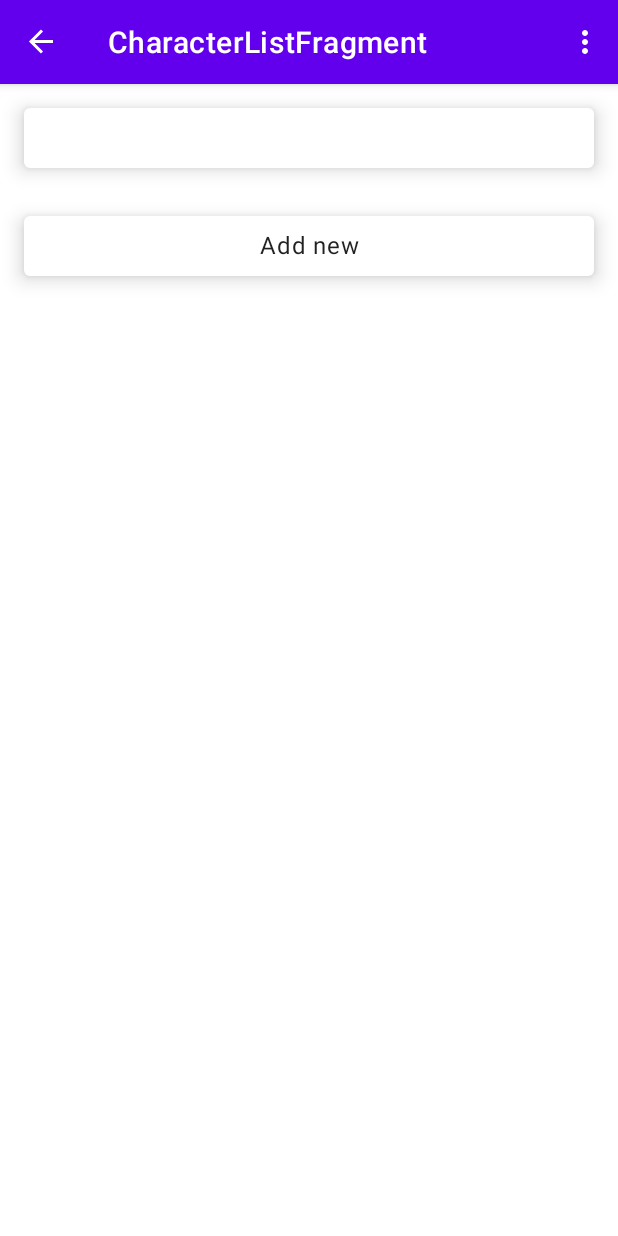
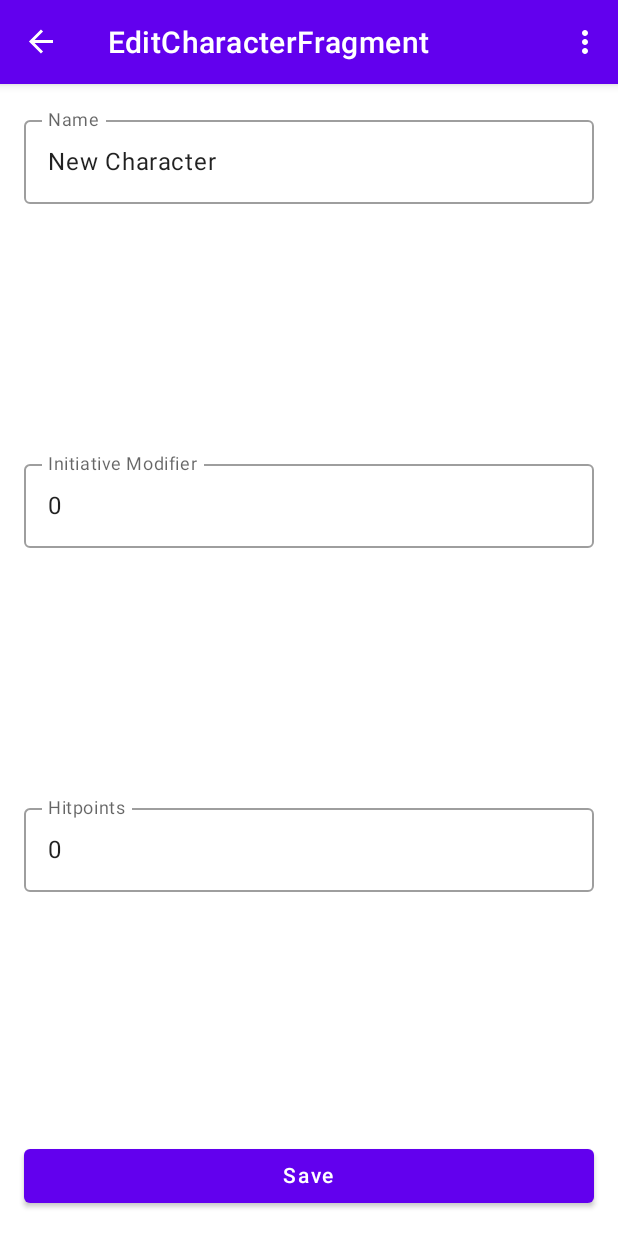
Before and after one commit to findusl/initiative-tracker, an Android app built with Jetpack Compose: the CharacterListFragment screen opened through its navigation route, after a tap on "Add new", on a phone screen of 412 x 824 dp. Run offline under Robolectric (Android 15) with nearby library versions, the light colour scheme and no system bars; our stand-ins replace Dagger/Hilt's generated code, navigation-ui; libraries missing offline, so code that uses them is left out: io.github.aakira.napier; 3 statements that could not run were skipped.

Commit message:
Hopefully implemented edit character screen. Not yet tested.

```diff
--- a/app/src/main/java/de/lehrbaum/initiativetracker/logic/CharacterModel.kt
+++ b/app/src/main/java/de/lehrbaum/initiativetracker/logic/CharacterModel.kt
@@ -6,5 +6,6 @@ import kotlinx.serialization.Serializable
 data class CharacterModel(
 	val id: Long,
 	val name: String,
-	val initiativeBonus: Short,
+	val initiativeMod: Int,
+	val hitPoints: Int
 )
--- a/app/src/main/java/de/lehrbaum/initiativetracker/view/combat/characters/CharacterListFragment.kt
+++ b/app/src/main/java/de/lehrbaum/initiativetracker/view/combat/characters/CharacterListFragment.kt
@@ -9,10 +9,12 @@ import androidx.compose.ui.platform.ComposeView
 import androidx.compose.ui.platform.ViewCompositionStrategy
 import androidx.fragment.app.Fragment
 import androidx.fragment.app.viewModels
+import androidx.navigation.fragment.findNavController
 import dagger.hilt.android.AndroidEntryPoint
+import de.lehrbaum.initiativetracker.logic.CharacterModel
 
 @AndroidEntryPoint
-class CharacterListFragment : Fragment() {
+class CharacterListFragment : Fragment(), CharacterListViewModelImpl.Delegate {
 
 	private val characterListViewModel by viewModels<CharacterListViewModelImpl>()
 
@@ -20,13 +22,19 @@ class CharacterListFragment : Fragment() {
 		inflater: LayoutInflater, container: ViewGroup?,
 		savedInstanceState: Bundle?
 	): View {
+		characterListViewModel.setDelegate(this, viewLifecycleOwner)
 		return ComposeView(requireContext()).apply {
 			setViewCompositionStrategy(ViewCompositionStrategy.DisposeOnViewTreeLifecycleDestroyed)
 			setContent {
 				MaterialTheme {
-					CharacterListView(characterListViewModel)
+					CharacterListScreen(characterListViewModel)
 				}
 			}
 		}
 	}
+
+	override fun editCharacter(characterModel: CharacterModel) {
+		val action = CharacterListFragmentDirections.actionCharacterListFragmentToEditCharacterFragment(characterModel.id)
+		findNavController().navigate(action)
+	}
 }
--- a/app/src/main/java/de/lehrbaum/initiativetracker/view/combat/characters/CharacterListViewModel.kt
+++ b/app/src/main/java/de/lehrbaum/initiativetracker/view/combat/characters/CharacterListViewModel.kt
@@ -13,9 +13,7 @@ import javax.inject.Inject
 
 interface CharacterListViewModel {
 	val characters: StateFlow<List<CharacterViewModel>>
-
 	fun onCharacterSelected(characterViewModel: CharacterViewModel)
-
 	fun onAddNewPressed()
 }
 
@@ -29,7 +27,7 @@ class CharacterListViewModelImpl @Inject constructor(
 	}.stateIn(viewModelScope, SharingStarted.Eagerly, emptyMap())
 
 	override val characters = characterRepository.characters.map { list ->
-		list.map { CharacterViewModel(it.id, it.name) }
+		list.map { it.toCharacterViewModel() }
 	}.stateIn(viewModelScope, SharingStarted.Eagerly, emptyList())
 
 	override fun onCharacterSelected(characterViewModel: CharacterViewModel) {
--- a/app/src/main/java/de/lehrbaum/initiativetracker/view/combat/characters/CharacterViewModel.kt
+++ b/app/src/main/java/de/lehrbaum/initiativetracker/view/combat/characters/CharacterViewModel.kt
@@ -1,6 +1,14 @@
 package de.lehrbaum.initiativetracker.view.combat.characters
+
+import de.lehrbaum.initiativetracker.logic.CharacterModel
 
 data class CharacterViewModel(
 	val id: Long,
 	val name: String,
-)
+	val initiativeMod: Int,
+	val hitPoints: Int,
+) {
+	fun toModel(): CharacterModel = CharacterModel(id, name, initiativeMod, hitPoints)
+}
+
+fun CharacterModel.toCharacterViewModel() = CharacterViewModel(id, name, initiativeMod, hitPoints)
--- a/app/src/main/java/de/lehrbaum/initiativetracker/view/combat/characters/EditCharacterFragment.kt
+++ b/app/src/main/java/de/lehrbaum/initiativetracker/view/combat/characters/EditCharacterFragment.kt
@@ -8,11 +8,21 @@ import androidx.compose.material.MaterialTheme
 import androidx.compose.ui.platform.ComposeView
 import androidx.compose.ui.platform.ViewCompositionStrategy
 import androidx.fragment.app.Fragment
-import androidx.fragment.app.viewModels
+import androidx.navigation.fragment.navArgs
+import dagger.hilt.android.AndroidEntryPoint
+import de.lehrbaum.initiativetracker.extensions.viewModelsFactory
+import de.lehrbaum.initiativetracker.logic.CharacterRepository
+import javax.inject.Inject
 
+@AndroidEntryPoint
 class EditCharacterFragment : Fragment() {
 
-	private val characterListViewModel by viewModels<CharacterListViewModelImpl>()
+	private val args: EditCharacterFragmentArgs by navArgs()
+
+	@Inject
+	protected lateinit var characterRepository: CharacterRepository
+
+	private val editCharacterViewModel by viewModelsFactory { EditCharacterViewModelImpl(args.characterId, characterRepository) }
 
 	override fun onCreateView(
 		inflater: LayoutInflater, container: ViewGroup?,
@@ -22,7 +32,7 @@ class EditCharacterFragment : Fragment() {
 			setViewCompositionStrategy(ViewCompositionStrategy.DisposeOnViewTreeLifecycleDestroyed)
 			setContent {
 				MaterialTheme {
-					CharacterListView(characterListViewModel)
+					EditCharacterScreen(editCharacterViewModel = editCharacterViewModel)
 				}
 			}
 		}
--- /dev/null
+++ b/app/src/main/java/de/lehrbaum/initiativetracker/view/combat/characters/EditCharacterScreen.kt
@@ -0,0 +1,106 @@
+package de.lehrbaum.initiativetracker.view.combat.characters
+
+import android.annotation.SuppressLint
+import androidx.compose.foundation.layout.*
+import androidx.compose.foundation.text.KeyboardOptions
+import androidx.compose.material.Button
+import androidx.compose.material.OutlinedTextField
+import androidx.compose.material.Text
+import androidx.compose.runtime.Composable
+import androidx.compose.runtime.getValue
+import androidx.compose.ui.Alignment
+import androidx.compose.ui.Modifier
+import androidx.compose.ui.text.input.KeyboardType
+import androidx.compose.ui.tooling.preview.Devices
+import androidx.compose.ui.tooling.preview.Preview
+import androidx.compose.ui.unit.dp
+import androidx.lifecycle.compose.collectAsStateWithLifecycle
+import kotlinx.coroutines.flow.MutableStateFlow
+
+@Composable
+fun EditCharacterScreen(editCharacterViewModel: EditCharacterViewModel) {
+	val characterViewModel by editCharacterViewModel.characterViewModel.collectAsStateWithLifecycle()
+	val isNameError by editCharacterViewModel.isNameError.collectAsStateWithLifecycle()
+	val isHitPointError by editCharacterViewModel.isNameError.collectAsStateWithLifecycle()
+
+	Column(
+		modifier = Modifier
+			.padding(16.dp)
+			.fillMaxWidth(),
+		horizontalAlignment = Alignment.CenterHorizontally,
+		verticalArrangement = Arrangement.SpaceBetween
+	) {
+		OutlinedTextField(
+			value = characterViewModel.name,
+			onValueChange = { editCharacterViewModel.onNameUpdated(it) },
+			label = { Text("Name") },
+			isError = isNameError,
+			modifier = Modifier.fillMaxWidth()
+		)
+		Spacer(modifier = Modifier.height(16.dp))
+		OutlinedTextField(
+			value = characterViewModel.initiativeMod.toString(),
+			onValueChange = { editCharacterViewModel.onInitiativeModUpdated(it.toIntOrNull() ?: 0) },
+			label = { Text("Initiative Modifier") },
+			keyboardOptions = KeyboardOptions(keyboardType = KeyboardType.Number),
+			modifier = Modifier.fillMaxWidth()
+		)
+		Spacer(modifier = Modifier.height(16.dp))
+		OutlinedTextField(
+			value = characterViewModel.hitPoints.toString(),
+			onValueChange = { editCharacterViewModel.onHitPointsUpdated(it.toIntOrNull() ?: 0) },
+			label = { Text("Hitpoints") },
+			keyboardOptions = KeyboardOptions(keyboardType = KeyboardType.Number),
+			isError = isHitPointError,
+			modifier = Modifier.fillMaxWidth()
+		)
+		Spacer(modifier = Modifier.height(16.dp))
+		Button(
+			onClick = { editCharacterViewModel.saveCharacter() },
+			modifier = Modifier.fillMaxWidth()
+		) {
+			Text("Save")
+		}
+	}
+}
+
+private val defaultCharacter = CharacterViewModel(id = 1L, name = "John Doe", initiativeMod = 3, hitPoints = 10)
+
+@Preview(device = Devices.NEXUS_5, showBackground = true)
+@Composable
+fun EditCharacterScreenPreview() {
+
+	EditCharacterScreen(MockEditCharacterViewModel(defaultCharacter))
+}
+
+@SuppressLint("StateFlowValueCalledInComposition")
+@Preview(device = Devices.NEXUS_5, showBackground = true)
+@Composable
+fun EditCharacterScreenPreviewError() {
+	val mockViewModel = MockEditCharacterViewModel(defaultCharacter)
+	mockViewModel.isNameError.value = true
+
+	EditCharacterScreen(mockViewModel)
+}
+
+private class MockEditCharacterViewModel(characterViewModel: CharacterViewModel): EditCharacterViewModel {
+	override val characterViewModel = MutableStateFlow(characterViewModel)
+	override val isNameError = MutableStateFlow(false)
+
+	override fun onNameUpdated(name: String) {
+
+	}
+
+	override fun onInitiativeModUpdated(initiativeMod: Int) {
+
+	}
+
+	override fun onHitPointsUpdated(hitPoints: Int) {
+
+	}
+
+	override fun saveCharacter() {
+
+	}
+
+}
--- a/app/src/main/java/de/lehrbaum/initiativetracker/view/combat/characters/EditCharacterViewModel.kt
+++ b/app/src/main/java/de/lehrbaum/initiativetracker/view/combat/characters/EditCharacterViewModel.kt
@@ -1,5 +1,52 @@
 package de.lehrbaum.initiativetracker.view.combat.characters
 
-class EditCharacterViewModel {
+import androidx.lifecycle.ViewModel
+import de.lehrbaum.initiativetracker.logic.CharacterRepository
+import kotlinx.coroutines.flow.MutableStateFlow
+import kotlinx.coroutines.flow.StateFlow
 
+interface EditCharacterViewModel {
+	val characterViewModel: StateFlow<CharacterViewModel>
+	val isNameError: StateFlow<Boolean>
+	fun onNameUpdated(name: String)
+	fun onInitiativeModUpdated(initiativeMod: Int)
+	fun onHitPointsUpdated(hitPoints: Int)
+	fun saveCharacter()
 }
+
+class EditCharacterViewModelImpl(
+	private val characterId: Long,
+	private val characterRepository: CharacterRepository
+) : ViewModel(), EditCharacterViewModel {
+	private val initialCharacterModel = characterRepository.characters.value.first { it.id == characterId }
+	private val _characterViewModel = MutableStateFlow(initialCharacterModel.toCharacterViewModel())
+	override val characterViewModel: StateFlow<CharacterViewModel> = _characterViewModel
+
+	private val _isNameError = MutableStateFlow(false)
+	override val isNameError: StateFlow<Boolean> = _isNameError
+
+	override fun onNameUpdated(name: String) {
+		val newCharacterViewModel = _characterViewModel.value.copy(name = name)
+		_characterViewModel.value = newCharacterViewModel
+		if (_isNameError.value) {
+			_isNameError.value = false
+		}
+	}
+
+	override fun onInitiativeModUpdated(initiativeMod: Int) {
+		_characterViewModel.value = _characterViewModel.value.copy(initiativeMod = initiativeMod)
+	}
+
+	override fun onHitPointsUpdated(hitPoints: Int) {
+		_characterViewModel.value = _characterViewModel.value.copy(hitPoints = hitPoints)
+	}
+
+	override fun saveCharacter() {
+		val character = characterViewModel.value
+		if (character.name.isBlank()) {
+			_isNameError.value = true
+		} else {
+			characterRepository.updateCharacter(character.toModel())
+		}
+	}
+}
--- a/app/src/main/res/navigation/nav_graph.xml
+++ b/app/src/main/res/navigation/nav_graph.xml
@@ -27,21 +27,35 @@
         android:name="de.lehrbaum.initiativetracker.view.combat.client.CombatClientFragment"
         android:label="@string/combat_client_fragment"
         tools:layout="@layout/fragment_combat_client">
+
         <argument
             android:name="sessionId"
             app:argType="integer" />
     </fragment>
+
     <fragment
         android:id="@+id/EditCombatantFragment"
         android:name="de.lehrbaum.initiativetracker.view.combat.edit.EditCombatantFragment"
-        android:label="CombatantFragment" />
+        android:label="EditCombatantFragment" />
+
     <fragment
         android:id="@+id/characterListFragment"
         android:name="de.lehrbaum.initiativetracker.view.combat.characters.CharacterListFragment"
         android:label="CharacterListFragment">
+
         <action
-            android:id="@+id/action_characterListFragment_to_EditCombatantFragment"
-            app:destination="@id/EditCombatantFragment" />
+            android:id="@+id/action_characterListFragment_to_editCharacterFragment"
+            app:destination="@id/EditCharacterFragment"/>
+    </fragment>
+
+    <fragment
+        android:id="@+id/EditCharacterFragment"
+        android:name="de.lehrbaum.initiativetracker.view.combat.characters.EditCharacterFragment"
+        android:label="EditCharacterFragment">
+
+        <argument
+            android:name="characterId"
+            app:argType="long" />
     </fragment>
 
 </navigation>
--- a/backend/build.gradle.kts
+++ b/backend/build.gradle.kts
@@ -15,7 +15,7 @@ plugins {
 	id("com.github.johnrengelman.shadow") version "7.1.2"
 }
 
-val ktor_version = "2.1.2"
+val ktor_version = "2.2.3"
 val kotlinVersion: String by parent!!.ext
 val logback_version = "1.4.4"
 
--- a/build.gradle
+++ b/build.gradle
@@ -2,7 +2,7 @@ buildscript {
     // redeclared in subprojects kts because I don't figure out how to use it there
     ext.kotlinVersion = "1.7.20"
     ext.kotlinxSerializationVersion = "1.4.1"
-    ext.ktorVersion = "2.2.2"
+    ext.ktorVersion = "2.2.3"
     ext.navigationVersion = "2.5.3"
 }
 
```
Also changed, not shown: app/build.gradle (+4 -4 lines), app/src/main/java/de/lehrbaum/initiativetracker/logic/CharacterRepository.kt (+7 -3 lines), app/src/main/java/de/lehrbaum/initiativetracker/view/combat/characters/CharacterListScreen.kt (renamed from app/src/main/java/de/lehrbaum/initiativetracker/view/combat/characters/CharacterListView.kt, +5 -5 lines), app/src/main/java/de/lehrbaum/initiativetracker/view/combat/characters/EditCharacterView.kt (deleted, +0 -9 lines).
